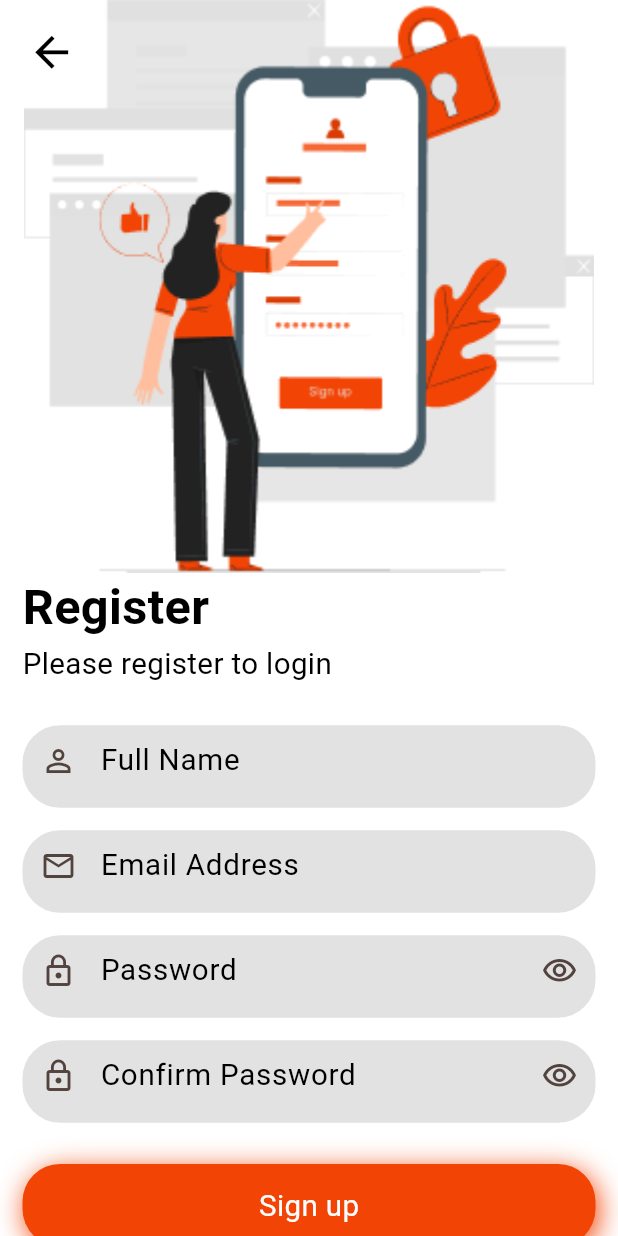
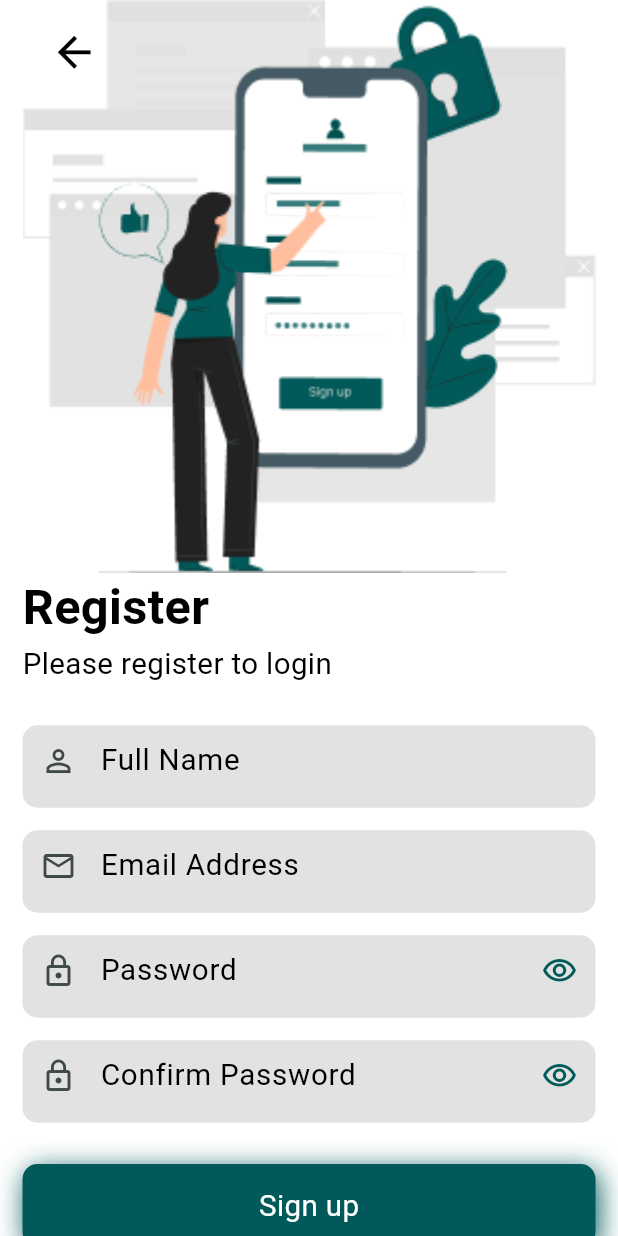
Before and after one commit to shehabmokhtar/market_app, a Flutter app: the SignUpScreen screen opened directly, on a phone screen of 412 x 824 dp. Run offline on Flutter 3.47's test engine with Material 3 defaults, Android fonts, the light colour scheme and no system bars; our stand-ins replace bloc, dio, either_dart, flutter_bloc, fluttertoast, get_it and 6 more; accounts and stored records are empty; Roboto replaces fonts that are missing (Cairo).

Commit message:
Authantication module version 2

```diff
--- a/lib/core/Widgets/my_text_form_filed.dart
+++ b/lib/core/Widgets/custom_text_form_filed.dart
@@ -3,28 +3,30 @@ import 'package:market_app/core/styles/colors.dart';
 import 'package:market_app/core/styles/sizes.dart';
 
 // ignore: must_be_immutable
-class MyTextFormFiled extends StatefulWidget {
+class CustomTextFormFiled extends StatefulWidget {
   TextEditingController controller;
   TextInputType textInputType;
   IconData prefixIcon;
   bool _obscureText = true;
   bool isPassword;
+  String validationMessage;
   String hintText;
 
-  MyTextFormFiled({
+  CustomTextFormFiled({
     super.key,
     required this.controller,
     required this.prefixIcon,
     required this.hintText,
     this.textInputType = TextInputType.text,
     this.isPassword = false,
+    this.validationMessage = '',
   });
 
   @override
-  State<MyTextFormFiled> createState() => _MyTextFormFiledState();
+  State<CustomTextFormFiled> createState() => _CustomTextFormFiledState();
 }
 
-class _MyTextFormFiledState extends State<MyTextFormFiled> {
+class _CustomTextFormFiledState extends State<CustomTextFormFiled> {
   @override
   Widget build(BuildContext context) {
     return Container(
@@ -37,14 +39,16 @@ class _MyTextFormFiledState extends State<MyTextFormFiled> {
       height: (16 + AppSizes.screenWidth(context) * .04).clamp(55, 65),
       width: double.infinity,
       decoration: BoxDecoration(
-          color: AppColors.fifthColor,
-          borderRadius: BorderRadius.circular(AppSizes.borderRadius)),
+        color: AppColors.fifthColor,
+        borderRadius: BorderRadius.circular(AppSizes.borderRadius),
+        // border: Border.all(),
+      ),
       child: TextFormField(
         controller: widget.controller,
         keyboardType: widget.textInputType,
         validator: (value) {
           if (value!.isEmpty) {
-            return 'Text filed must not be empty';
+            return widget.validationMessage;
           }
           return null;
         },
@@ -66,10 +70,16 @@ class _MyTextFormFiledState extends State<MyTextFormFiled> {
                     widget._obscureText
                         ? Icons.visibility_outlined
                         : Icons.visibility_off_outlined,
+                    color: widget._obscureText
+                        ? AppColors.primaryColor
+                        : Colors.black,
                   ),
                 )
               : null,
           border: InputBorder.none, // Remove underline
+          // border: OutlineInputBorder(
+          //   borderRadius: BorderRadius.circular(AppSizes.borderRadius),
+          // ),
           hintText: widget.hintText,
           hintStyle: AppSizes.regularTextStyle(context),
         ),
--- a/lib/core/adaptive/adaptive_circle_indicator.dart
+++ b/lib/core/adaptive/adaptive_circle_indicator.dart
@@ -14,7 +14,6 @@ class AdaptiveCircleIndicator extends StatelessWidget {
     if (os == 'ios') {
       return const CupertinoActivityIndicator();
     }
-
     return const CircularProgressIndicator();
   }
 }
--- a/lib/core/styles/colors.dart
+++ b/lib/core/styles/colors.dart
@@ -3,7 +3,7 @@ import 'package:hexcolor/hexcolor.dart';
 
 class AppColors {
   // Orange
-  static Color primaryColor = HexColor('#F24405');
+  static Color primaryColor = HexColor('#025959');
   static Color secondColor = HexColor('#FA7F08');
   static Color thirdColor = HexColor('#9EF8EE');
   static Color fourthColor = HexColor('#22BABB');
--- a/lib/core/styles/sizes.dart
+++ b/lib/core/styles/sizes.dart
@@ -3,7 +3,7 @@ import 'package:flutter/material.dart';
 class AppSizes {
   static double screenHeight(context) => MediaQuery.of(context).size.height;
   static double screenWidth(context) => MediaQuery.of(context).size.width;
-  static double borderRadius = 25;
+  static double borderRadius = 10;
 
   // Font sizes
   static double _smallFontSize(context) => 16 + screenWidth(context) * .002;
--- a/lib/modules/authantication/presentation/model_view/authantication_cubit/authantication_state.dart
+++ b/lib/modules/authantication/presentation/model_view/authantication_cubit/authantication_state.dart
@@ -64,3 +64,12 @@ final class CreateNewPasswordErrorState extends AuthanticationStates {
   final ServerFailure serverFailure;
   CreateNewPasswordErrorState(this.serverFailure);
 }
+
+final class SignOutLoadingState extends AuthanticationStates {}
+
+final class SignOutSuccessState extends AuthanticationStates {}
+
+final class SignOutErrorState extends AuthanticationStates {
+  final String error;
+  SignOutErrorState(this.error);
+}
--- a/lib/modules/authantication/presentation/views/forget_passwrod.dart/forget_password_screen.dart
+++ b/lib/modules/authantication/presentation/views/forget_passwrod.dart/forget_password_screen.dart
@@ -1,7 +1,7 @@
 import 'package:flutter/material.dart';
 import 'package:flutter_bloc/flutter_bloc.dart';
 import 'package:market_app/core/Widgets/loading_progress_indicator.dart';
-import 'package:market_app/core/Widgets/my_text_form_filed.dart';
+import 'package:market_app/core/Widgets/custom_text_form_filed.dart';
 import 'package:market_app/core/services/service_locator.dart';
 import 'package:market_app/core/utils.dart';
 import 'package:market_app/modules/authantication/presentation/model_view/authantication_cubit/authantication_cubit.dart';
@@ -53,10 +53,11 @@ class ForgetPasswordScreen extends StatelessWidget {
                       padding: const EdgeInsetsDirectional.symmetric(
                         vertical: 10,
                       ),
-                      child: MyTextFormFiled(
+                      child: CustomTextFormFiled(
                         controller: emailController,
                         prefixIcon: Icons.email_outlined,
                         hintText: 'Email Address',
+                        validationMessage: 'Email Address Must Not Be Empty',
                       ),
                     ),
                   ],
--- a/lib/modules/authantication/presentation/views/sing_up/sign_up_screen.dart
+++ b/lib/modules/authantication/presentation/views/sing_up/sign_up_screen.dart
@@ -1,12 +1,13 @@
 import 'package:flutter/material.dart';
 import 'package:flutter_bloc/flutter_bloc.dart';
 import 'package:market_app/core/Widgets/back_arrow_button.dart';
+import 'package:market_app/core/Widgets/custom_text_form_filed.dart';
 import 'package:market_app/core/Widgets/loading_progress_indicator.dart';
 import 'package:market_app/core/Widgets/my_main_button.dart';
 import 'package:market_app/core/services/service_locator.dart';
 import 'package:market_app/core/styles/responsive.dart';
 import 'package:market_app/core/utils.dart';
-import 'package:market_app/core/widgets/my_text_form_filed.dart';
+
 import 'package:market_app/modules/authantication/presentation/model_view/authantication_cubit/authantication_cubit.dart';
 import 'package:market_app/modules/authantication/presentation/views/otp_verification/otp_verification_screen.dart';
 import 'package:market_app/modules/authantication/presentation/views/sign_in/sign_in_screen.dart';
@@ -74,8 +75,14 @@ class SignUpScreen extends StatelessWidget {
                             mobile: const Column(
                               crossAxisAlignment: CrossAxisAlignment.start,
                               children: [
-                                AuthanticationImage(
-                                    imagePath: 'assets/images/sign_up.png'),
+                                Stack(
+                                  children: [
+                                    AuthanticationImage(
+                                        imagePath: 'assets/images/sign_up.png'),
+                                    // Back arrow button uses to navigate the previous screen
+                                    BackArrowButton(),
+                                  ],
+                                ),
                                 AuthanticationText(text: 'Register'),
                                 AuthanticationText2(
                                     text: 'Please register to login'),
@@ -133,8 +140,6 @@ class SignUpScreen extends StatelessWidget {
                       ),
                     ),
                   ),
-                  // Back arrow button uses to navigate the previous screen
-                  const BackArrowButton(),
                   // Loading shape uses when the state is loading
                   if (state is SignUpLoadingState)
                     const LoadingProgressIndicator(),
@@ -153,28 +158,32 @@ class SignUpScreen extends StatelessWidget {
       child: Column(
         mainAxisAlignment: MainAxisAlignment.center,
         children: [
-          MyTextFormFiled(
+          CustomTextFormFiled(
             controller: fullNameController,
             textInputType: TextInputType.emailAddress,
             prefixIcon: Icons.person_outline,
             hintText: 'Full Name',
+            validationMessage: 'Full Must Not Be Empty',
           ),
-          MyTextFormFiled(
+          CustomTextFormFiled(
             controller: emailController,
             textInputType: TextInputType.emailAddress,
             prefixIcon: Icons.email_outlined,
             hintText: 'Email Address',
+            validationMessage: 'Email Address Must Not Be Empty',
           ),
-          MyTextFormFiled(
+          CustomTextFormFiled(
             controller: passwordController,
             prefixIcon: Icons.lock_outline,
             hintText: 'Password',
+            validationMessage: 'Password Must Not Be Empty',
             isPassword: true,
           ),
-          MyTextFormFiled(
+          CustomTextFormFiled(
             controller: confirmPasswordController,
             prefixIcon: Icons.lock_outline,
             hintText: 'Confirm Password',
+            validationMessage: 'Confirm Your Password',
             isPassword: true,
           ),
           const SizedBox(
```
Also changed, not shown: lib/modules/authantication/presentation/model_view/authantication_cubit/authantication_cubit.dart (+59 -0 lines), lib/modules/authantication/presentation/views/create_new_password/create_new_password_screen.dart (+10 -5 lines), lib/modules/authantication/presentation/views/otp_verification/otp_verification_screen.dart (+5 -5 lines), lib/modules/authantication/presentation/views/sign_in/sign_in_screen.dart (+11 -39 lines), lib/modules/home/presentation/views/admin_home_screen.dart (+12 -2 lines), lib/modules/home/presentation/views/customer_home_screen.dart (+19 -2 lines), lib/modules/home/presentation/views/driver_home_screen.dart (+12 -2 lines), lib/modules/home/presentation/views/manager_home_screen.dart (+12 -2 lines), assets/images/sign_in.png, assets/images/sign_up.png.
